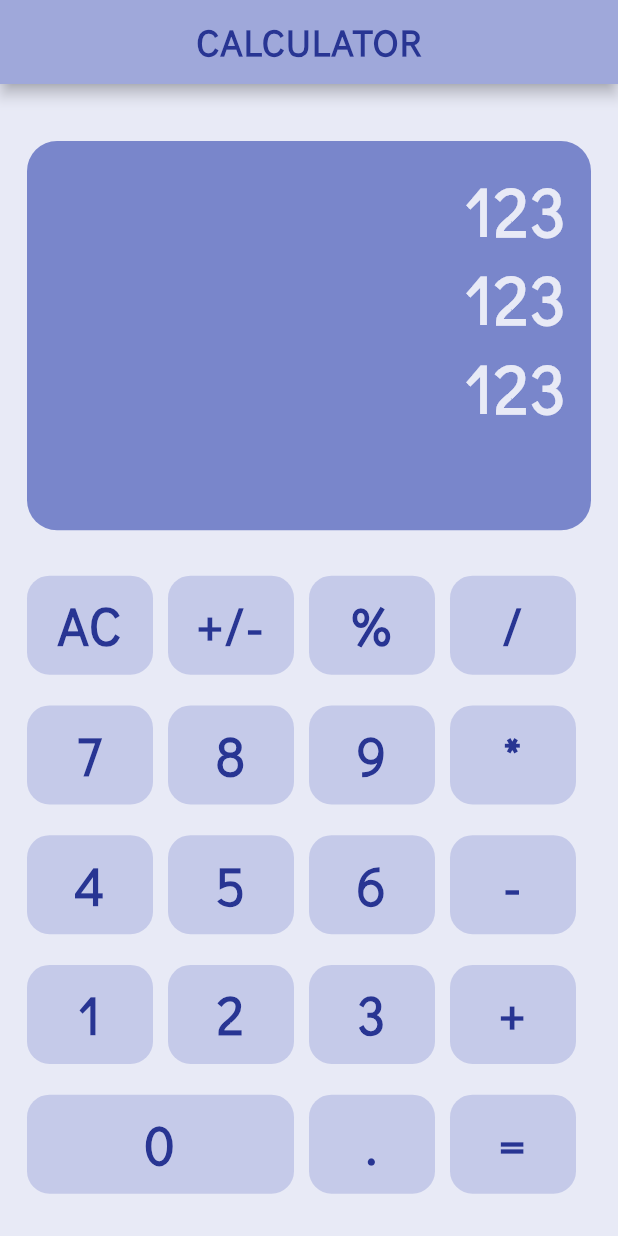
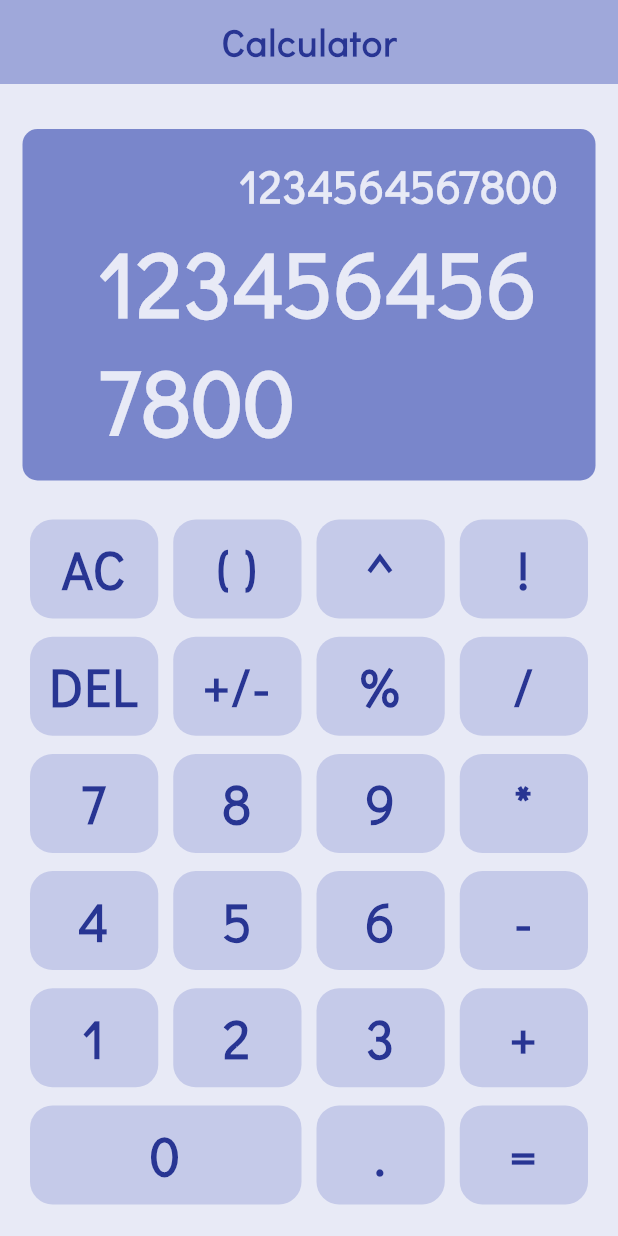
Before and after one commit to xdhiru/WIP-Calculator, a Flutter app: the screen it shows after launch, on a phone screen of 412 x 824 dp. Run offline on Flutter 3.47's test engine with Material 2 defaults, Android fonts, the phone set to English and light mode, and no system bars.

Commit message:
Add functions to some buttons

```diff
--- a/lib/buttons.dart
+++ b/lib/buttons.dart
@@ -3,14 +3,14 @@ import 'package:flutter/material.dart';
 class button extends StatelessWidget {
 
   String button_value;
-  // Function button_function;
-  button(this.button_value, ); //this.button_function
+  Function button_function;
+  button(this.button_value, this.button_function); //
   @override
   Widget build(BuildContext context) {
     return Padding(
-      padding: const EdgeInsets.fromLTRB(0,10.0,10.0,10.0),
+      padding: const EdgeInsets.all(5),
       child: TextButton(
-        onPressed: (){}, //button_function
+        onPressed: (){button_function();}, //button_function
         style: ElevatedButton.styleFrom(
             padding: EdgeInsets.all(10),
             backgroundColor: Colors.indigo[100],
--- a/lib/main.dart
+++ b/lib/main.dart
@@ -2,24 +2,36 @@ import 'package:flutter/material.dart';
 import 'buttons.dart';
 
 void main() => runApp(MaterialApp(
-  home: Home()
+  home: Calculator()
 ));
 
-class Home extends StatefulWidget {
+class Calculator extends StatefulWidget {
+  const Calculator({Key? key}) : super(key: key);
+
   @override
-  State<Home> createState() => _HomeState();
+  State<Calculator> createState() => _CalculatorState();
 }
 
-class _HomeState extends State<Home> {
+class _CalculatorState extends State<Calculator> {
+  @override
+  List<String> textList1= ['1', '2', '3', '4', '5', '6', '4', '5', '6', '7', '8', '0', '0'];
+  List<String> textList2= ['1', '2', '3', '4', '5', '6', '4', '5', '6', '7', '8', '0', '0'];
+  double number1=0, number2=0;
+
+  String list1ToString() => textList1.join('');
+  String list2ToString() => textList2.join('');
+
+
   @override
   Widget build(BuildContext context) {
     return Scaffold(
       backgroundColor: Colors.indigo[50],
       appBar: AppBar(
+        elevation: 0,
         backgroundColor: Colors.indigo[200],
         title: Center(
           child: Text(
-            'CALCULATOR',
+            'Calculator',
             style: TextStyle(
               fontFamily: 'DidactGothic',
               fontSize: 25.0,
@@ -31,34 +43,58 @@ class _HomeState extends State<Home> {
         ),
       ),
       body: Padding(
-        padding: const EdgeInsets.all(18.0),
+        padding: const EdgeInsets.all(15.0),
         child: Column(
           crossAxisAlignment: CrossAxisAlignment.stretch,
           mainAxisAlignment: MainAxisAlignment.spaceEvenly,
           children: <Widget>[
-            SizedBox(height: 20,),
+            SizedBox(height: 15,),
             Expanded(
               flex: 3,
               child: Container(
                 decoration:BoxDecoration(
                     color: Colors.indigo[300],
-                    borderRadius: BorderRadius.all(Radius.circular(20))
+                    borderRadius: BorderRadius.all(Radius.circular(10))
                 ),
+                padding: EdgeInsets.fromLTRB(50, 10, 25, 15),
+                child: Column(
+                  crossAxisAlignment: CrossAxisAlignment.end,
+                  mainAxisAlignment: MainAxisAlignment.end,
+                  children: <Widget>[
+                    SizedBox(height: 8,),
+                    Expanded(
+                      flex: 1,
+                      child: Text(
+                        list1ToString(),
+                        style: TextStyle(
 
-
-
-                padding: EdgeInsets.fromLTRB(20, 16, 16, 16),
+                          fontFamily: 'DidactGothic',
+                          fontSize: 30.0,
+                          color: Colors.indigo[50],
+                          fontWeight: FontWeight.bold,
+                          letterSpacing: 0.7,
+                        ),
+                      ),
+                    ),
+                    SizedBox(height: 5,),
+                    Expanded(
+                      flex: 4,
+                      child: Align(
+                        alignment: Alignment.bottomRight,
                         child: Text(
-                  '123\n123\n123',
-                  textAlign: TextAlign.end,
-
+                          list2ToString(),
+                          // textLine2.join(''),
                           style: TextStyle(
                             fontFamily: 'DidactGothic',
-                    fontSize: 45.0,
+                            fontSize: 60.0,
                             color: Colors.indigo[50],
                             fontWeight: FontWeight.bold,
                             letterSpacing: 1.0,
                           ),
+                        ),
+                      ),
+                    ),
+                  ],
                 ),
               ),
             ),
@@ -69,16 +105,29 @@ class _HomeState extends State<Home> {
                 children: <Widget>[
                   Expanded(
                       flex:1 ,
-                      child: button('AC')),
+                      child: button('AC', (){
+                        setState(() {
+                          textList1=['0'];
+                          textList2=['0'];
+                        });
+                      })),
                   Expanded(
                       flex:1 ,
-                      child: button('+/-')),
+                      child: button('( )', (){})),
                   Expanded(
                       flex:1 ,
-                      child: button('%')),
+                      child: button('^', (){
+                        setState(() {
+                          textList2.add('^');
+                        });
+                      })),
                   Expanded(
                       flex:1 ,
-                      child: button('/')),
+                      child: button('!',  (){
+                        setState(() {
+                          textList2.add('!');
+                        });
+                      })),
                 ],
               ),
             ),
@@ -88,16 +137,28 @@ class _HomeState extends State<Home> {
                 children: <Widget>[
                   Expanded(
                       flex:1 ,
-                      child: button('7')),
+                      child: button('DEL', (){
+                        setState(() {
+                          if (list2ToString()!='0'){
+                            textList2.removeLast();
+                          } else{
+                            textList2=['0'];
+                          }
+                        });
+                      })),
                   Expanded(
                       flex:1 ,
-                      child: button('8')),
+                      child: button('+/-', (){})),
                   Expanded(
                       flex:1 ,
-                      child: button('9')),
+                      child: button('%', (){})),
                   Expanded(
                       flex:1 ,
-                      child: button('*')),
+                      child: button('/',  (){
+                        setState(() {
+                          textList2.add('/');
+                        });
+                      })),
                 ],
               ),
             ),
@@ -107,16 +168,32 @@ class _HomeState extends State<Home> {
                 children: <Widget>[
                   Expanded(
                       flex:1 ,
-                      child: button('4')),
+                      child: button('7',  (){
+                        setState(() {
+                          textList2.add('7');
+                        });
+                      })),
                   Expanded(
                       flex:1 ,
-                      child: button('5')),
+                      child: button('8',  (){
+                        setState(() {
+                          textList2.add('8');
+                        });
+                      })),
                   Expanded(
                       flex:1 ,
-                      child: button('6')),
+                      child: button('9',  (){
+                        setState(() {
+                          textList2.add('9');
+                        });
+                      })),
                   Expanded(
                       flex:1 ,
-                      child: button('-')),
+                      child: button('*',  (){
+                        setState(() {
+                          textList2.add('*');
+                        });
+                      })),
                 ],
               ),
             ),
@@ -126,16 +203,67 @@ class _HomeState extends State<Home> {
                 children: <Widget>[
                   Expanded(
                       flex:1 ,
-                      child: button('1')),
+                      child: button('4',  (){
+                        setState(() {
+                          textList2.add('4');
+                        });
+                      })),
                   Expanded(
                       flex:1 ,
-                      child: button('2')),
+                      child: button('5',  (){
+                        setState(() {
+                          textList2.add('5');
+                        });
+                      })),
                   Expanded(
                       flex:1 ,
-                      child: button('3')),
+                      child: button('6',  (){
+                        setState(() {
+                          textList2.add('6');
+                        });
+                      })),
                   Expanded(
                       flex:1 ,
-                      child: button('+')),
+                      child: button('-',  (){
+                        setState(() {
+                          textList2.add('-');
+                        });
+                      })),
+                ],
+              ),
+            ),
+            Expanded(
+              flex: 1,
+              child: Row(
+                children: <Widget>[
+                  Expanded(
+                      flex:1 ,
+                      child: button('1',  (){
+                        setState(() {
+                          textList2.add('1');
+                        });
+                      })),
+                  Expanded(
+                      flex:1 ,
+                      child: button('2',  (){
+                        setState(() {
+                          textList2.add('2');
+                        });
+                      })),
+                  Expanded(
+                      flex:1 ,
+                      child: button('3',  (){
+                        setState(() {
+                          textList2.add('3');
+                        });
+                      })),
+                  Expanded(
+                      flex:1 ,
+                      child: button('+',  (){
+                        setState(() {
+                          textList2.add('+');
+                        });
+                      })),
                 ],
               ),
             ),
@@ -145,18 +273,24 @@ class _HomeState extends State<Home> {
                 children: <Widget>[
                   Expanded(
                       flex:2 ,
-                      child: button('0')),
+                      child: button('0',  (){
+                        setState(() {
+                          textList2.add('0');
+                        });
+                      })),
                   Expanded(
                       flex:1 ,
-                      child: button('.')),
+                      child: button('.',  (){
+                        setState(() {
+                          textList2.add('.');
+                        });
+                      })),
                   Expanded(
                       flex:1 ,
-                      child: button('=')),
+                      child: button('=', (){})),
                 ],
               ),
             ),
-
-
           ],
         ),
       ),
```
Also changed, not shown: pubspec.yaml (+22 -3 lines), assets/calculator.png (added), lib/button_functions.dart (added), pubspec.lock, 6 other files. Lines whose indentation alone changed are shown as unchanged.
